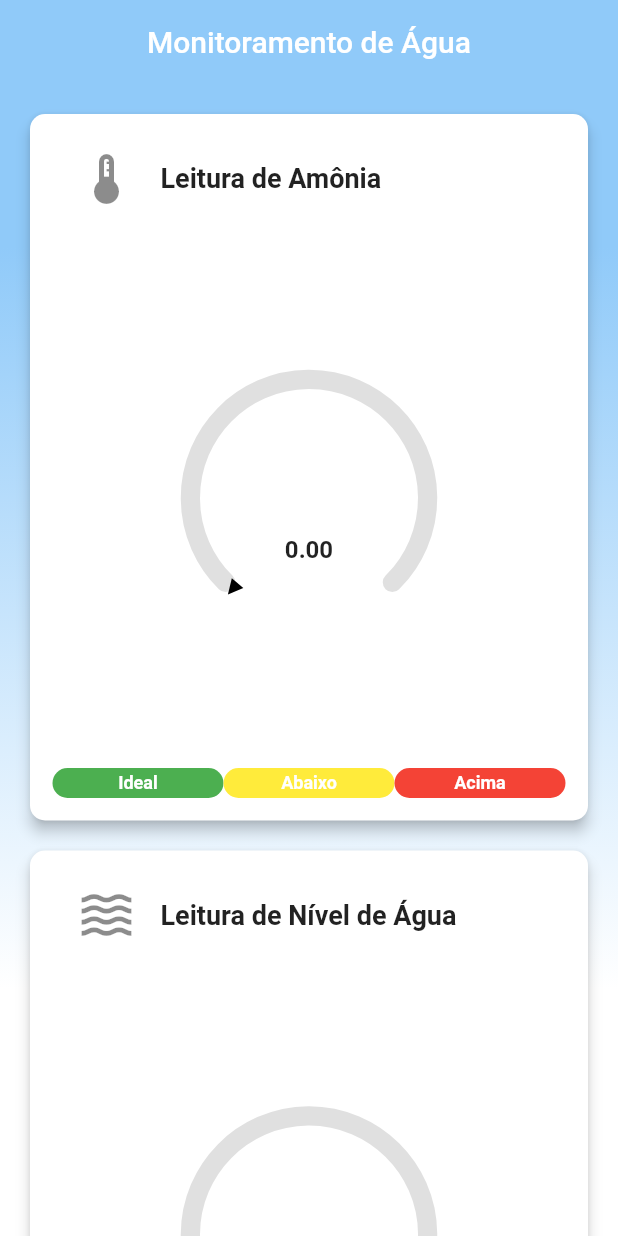
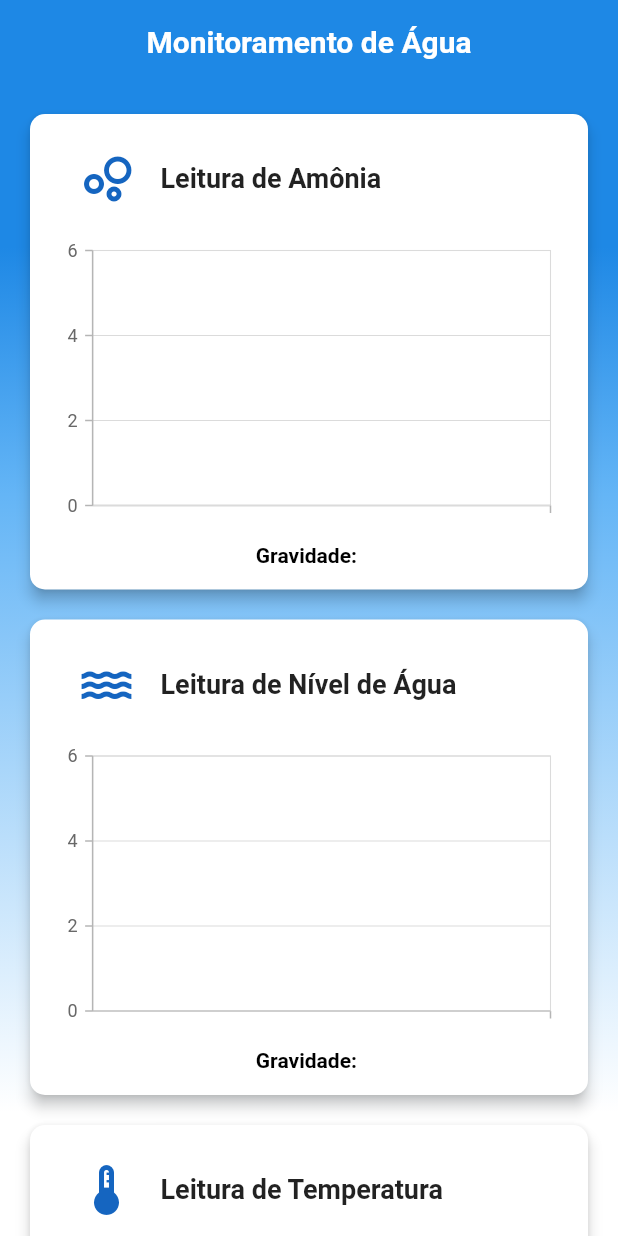
Before and after one commit to cauamv/piscicultura, a Flutter app: the screen it shows after launch, on a phone screen of 412 x 824 dp. Run offline on Flutter 3.47's test engine with Material 2 defaults, Android fonts, the phone set to English and light mode, and no system bars; drawn by our look-alikes of syncfusion_flutter_gauges; our stand-ins replace syncfusion_flutter_charts; network calls fail.

Commit message:
diversas alterações (funcionamento e estética)

```diff
--- a/lib/main.dart
+++ b/lib/main.dart
@@ -1,11 +1,17 @@
 import 'dart:async';
 import 'dart:convert';
 import 'dart:io';
+import 'dart:ui';
 
 import 'package:flutter/material.dart';
 import 'package:flutter/services.dart';
 import 'package:http/http.dart' as http;
-import 'package:syncfusion_flutter_gauges/gauges.dart';
+import 'package:intl/intl.dart';
+import 'package:syncfusion_flutter_charts/charts.dart';
+
+void main() {
+  runApp(const MyApp());
+}
 
 class MyApp extends StatefulWidget {
   const MyApp({Key? key}) : super(key: key);
@@ -15,20 +21,16 @@ class MyApp extends StatefulWidget {
 }
 
 class _MyAppState extends State<MyApp> {
-  int leituraAmonia = 0;
-  String gravidadeAmonia = "";
-
-  int leituraNivelAgua = 0;
-  String gravidadeNivelAgua = "";
-
-  int leituraTemperatura = 0;
-  String gravidadeTemperatura = "";
-
-  int leituraPh = 0;
-  String gravidadePh = "";
-
-  int leituraQualidadeAgua = 0;
-  String gravidadeQualidadeAgua = "";
+  List<ChartData> amoniaData = [];
+  List<ChartData> nivelAguaData = [];
+  List<ChartData> temperaturaData = [];
+  List<ChartData> phData = [];
+  List<ChartData> qualidadeAguaData = [];
+  String gravidadeAmoniaData = '';
+  String gravidadeTemperaturaData = '';
+  String gravidadeNivelAguaData = '';
+  String gravidadePhData = '';
+  String gravidadeQualidadeAguaData = '';
 
   Timer? timer;
 
@@ -36,7 +38,7 @@ class _MyAppState extends State<MyApp> {
   void initState() {
     super.initState();
     buscarApi();
-    timer = Timer.periodic(const Duration(seconds: 30), (_) => buscarApi());
+    timer = Timer.periodic(const Duration(seconds: 2), (_) => buscarApi());
   }
 
   @override
@@ -47,7 +49,7 @@ class _MyAppState extends State<MyApp> {
 
   Future<void> buscarApi() async {
     const String apiUrl =
-        'https://api.tago.io/data?query=last_item&variables=leituratemperatura&variables=leituranivelagua&variables=leituraamonia&variables=gravidadenivelagua&variables=gravidadetemperatura&variables=gravidadeamonia';
+        'https://api.tago.io/data?query=last_item&variables=leituratemperatura&variables=leituranivelagua&variables=leituraamonia&variables=gravidadenivelagua&variables=gravidadetemperatura&variables=gravidadeamonia&variables=leituraph&variables=leituraqualidadeagua&variables=gravidadeph&variables=gravidadequalidadeagua';
 
     final response = await http.get(
       Uri.parse(apiUrl),
@@ -60,17 +62,30 @@ class _MyAppState extends State<MyApp> {
       final Map<String, dynamic> responseBody = json.decode(response.body);
 
       setState(() {
-        leituraTemperatura = responseBody['result'][0]['value'];
-        leituraNivelAgua = responseBody['result'][1]['value'];
-        leituraAmonia = responseBody['result'][2]['value'];
-        leituraPh = responseBody['result'][6]['value'];
-        leituraQualidadeAgua = responseBody['result'][7]['value'];
+        final int leituraAmonia = responseBody['result'][2]['value'];
+        final int leituraNivelAgua = responseBody['result'][1]['value'];
+        final int leituraTemperatura = responseBody['result'][0]['value'];
+        final int leituraPh = responseBody['result'][6]['value'];
+        final int leituraQualidadeAgua = responseBody['result'][7]['value'];
 
-        gravidadeNivelAgua = "${responseBody['result'][3]['value']}";
-        gravidadeTemperatura = "${responseBody['result'][4]['value']}";
-        gravidadeAmonia = "${responseBody['result'][5]['value']}";
-        gravidadePh = "${responseBody['result'][8]['value']}";
-        gravidadeQualidadeAgua = "${responseBody['result'][9]['value']}";
+        final String gravidadeAmonia = responseBody['result'][5]['value'];
+        final String gravidadeNivelAgua = responseBody['result'][3]['value'];
+        final String gravidadeTemperatura = responseBody['result'][4]['value'];
+        final String gravidadePh = responseBody['result'][8]['value'];
+        final String gravidadeQualidadeAgua =
+            responseBody['result'][9]['value'];
+
+        amoniaData.add(ChartData(leituraAmonia.toDouble()));
+        nivelAguaData.add(ChartData(leituraNivelAgua.toDouble()));
+        temperaturaData.add(ChartData(leituraTemperatura.toDouble()));
+        phData.add(ChartData(leituraPh.toDouble()));
+        qualidadeAguaData.add(ChartData(leituraQualidadeAgua.toDouble()));
+
+        gravidadeAmoniaData = gravidadeAmonia.toString();
+        gravidadeNivelAguaData = gravidadeNivelAgua.toString();
+        gravidadeTemperaturaData = gravidadeTemperatura.toString();
+        gravidadePhData = gravidadePh.toString();
+        gravidadeQualidadeAguaData = gravidadeQualidadeAgua.toString();
       });
     } else {
       // Handle error
@@ -80,7 +95,7 @@ class _MyAppState extends State<MyApp> {
 
   @override
   Widget build(BuildContext context) {
-    SystemChrome.setSystemUIOverlayStyle(SystemUiOverlayStyle(
+    SystemChrome.setSystemUIOverlayStyle(const SystemUiOverlayStyle(
       statusBarColor: Colors.transparent,
     ));
 
@@ -89,9 +104,19 @@ class _MyAppState extends State<MyApp> {
       home: Scaffold(
         extendBodyBehindAppBar: true,
         appBar: AppBar(
-          backgroundColor: Colors.transparent,
+          backgroundColor: Colors.blue[600]!.withOpacity(0.5),
           elevation: 0,
-          title: const Text('Monitoramento de Água'),
+          title: BackdropFilter(
+            filter: ImageFilter.blur(sigmaX: 5, sigmaY: 5),
+            child: Text(
+              'Monitoramento de Água',
+              style: TextStyle(
+                fontSize: 20,
+                fontWeight: FontWeight.bold,
+                color: Colors.white.withOpacity(1),
+              ),
+            ),
+          ),
           centerTitle: true,
         ),
         body: Container(
@@ -99,8 +124,8 @@ class _MyAppState extends State<MyApp> {
             gradient: LinearGradient(
               begin: Alignment.topCenter,
               end: Alignment.bottomCenter,
-              colors: [Colors.blue[200]!, Colors.white],
-              stops: const [0.2, 0.8],
+              colors: [Colors.blue[600]!, Colors.blue[300]!, Colors.white],
+              stops: const [0.2, 0.4, 0.9],
             ),
           ),
           child: ListView(
@@ -111,66 +136,70 @@ class _MyAppState extends State<MyApp> {
                   children: [
                     _buildDataCard(
                       'Leitura de Amônia',
-                    leituraAmonia.toDouble(),
-                    gravidadeAmonia,
-                    Colors.green,
-                    Colors.yellow,
-                    Colors.red,
-                    Icons.thermostat_outlined,
+                      amoniaData,
+                      gravidadeAmoniaData,
+                      Icons.bubble_chart_outlined,
                     ),
                     _buildDataCard(
                       'Leitura de Nível de Água',
-                    leituraNivelAgua.toDouble(),
-                    gravidadeNivelAgua,
-                    Colors.green,
-                    Colors.yellow,
-                    Colors.red,
-                    Icons.waves_outlined,
+                      nivelAguaData,
+                      gravidadeNivelAguaData,
+                      Icons.water_outlined,
                     ),
                     _buildDataCard(
                       'Leitura de Temperatura',
-                    leituraTemperatura.toDouble(),
-                    gravidadeTemperatura,
-                    Colors.green,
-                    Colors.red,
-                    Colors.red,
+                      temperaturaData,
+                      gravidadeTemperaturaData.isNotEmpty
+                          ? gravidadeTemperaturaData.toString()
+                          : '',
                       Icons.thermostat_outlined,
                     ),
                     _buildDataCard(
                       'Leitura de pH',
-                    leituraPh.toDouble(),
-                    gravidadePh,
-                    Colors.green,
-                    Colors.yellow,
-                    Colors.red,
-                    Icons.thermostat_outlined,
+                      phData,
+                      gravidadePhData.isNotEmpty
+                          ? gravidadePhData.toString()
+                          : '',
+                      Icons.science_outlined,
                     ),
                     _buildDataCard(
-                    'Leitura de Qualidade da Água',
-                    leituraQualidadeAgua.toDouble(),
-                    gravidadeQualidadeAgua,
-                    Colors.green,
-                    Colors.yellow,
-                    Colors.red,
-                    Icons.thermostat_outlined,
+                      'Leitura de qualidade da água',
+                      qualidadeAguaData,
+                      gravidadeQualidadeAguaData,
+                      Icons.invert_colors_outlined,
                     ),
+                    _buildFooter(),
                   ],
                 ),
               ),
             ],
           ),
         ),
-    ));
+      ),
+    );
+  }
+
+  Widget _buildFooter() {
+    return Container(
+      width: double.maxFinite,
+      padding: const EdgeInsets.all(10),
+      child: Text(
+        '© 2023 SENAI - by Cauã, Soraya, Raul Gustavo & Jean',
+        style: TextStyle(
+          color: Colors.blue[600]!.withOpacity(1.0),
+          fontSize: 14,
+          fontWeight: FontWeight.bold,
+        ),
+        textAlign: TextAlign.center,
+      ),
+    );
   }
 
   Widget _buildDataCard(
     String title,
-    double value,
-    String gravity,
-    Color idealColor,
-    Color belowColor,
-    Color aboveColor,
-    IconData icon,
+    List<ChartData> data,
+    String gravidade,
+    IconData iconData,
   ) {
     return Card(
       margin: const EdgeInsets.all(10),
@@ -185,8 +214,9 @@ class _MyAppState extends State<MyApp> {
           children: [
             ListTile(
               leading: Icon(
-                icon,
+                iconData,
                 size: 40,
+                color: Colors.blue[800],
               ),
               title: Text(
                 title,
@@ -197,110 +227,45 @@ class _MyAppState extends State<MyApp> {
               ),
             ),
             const SizedBox(height: 10),
-            _buildRadialGauge(value, idealColor, belowColor, aboveColor),
+            _buildLineChart(data),
             const SizedBox(height: 5),
-            _buildRangeLabel(gravity, idealColor, belowColor, aboveColor),
+            Center(
+              child: Text(
+                'Gravidade: $gravidade',
+                style: const TextStyle(
+                  fontWeight: FontWeight.bold,
+                  color: Colors.black,
+                ),
+              ),
+            ),
           ],
         ),
       ),
     );
   }
 
-  Widget _buildRadialGauge(
-    double value,
-    Color idealColor,
-    Color belowColor,
-    Color aboveColor,
-  ) {
-    return SfRadialGauge(
-      axes: <RadialAxis>[
-        RadialAxis(
-          minimum: 0,
-          maximum: 100,
-          showLabels: false,
-          showTicks: false,
-          axisLineStyle: AxisLineStyle(
-            thickness: 0.15,
-            cornerStyle: CornerStyle.bothCurve,
-            color: Colors.grey[300],
-            thicknessUnit: GaugeSizeUnit.factor,
-          ),
-          radiusFactor: 0.5,
-          pointers: <GaugePointer>[
-            RangePointer(
-              value: value,
-              width: 0.15,
-              sizeUnit: GaugeSizeUnit.factor,
-              gradient: SweepGradient(
-                colors: [idealColor, belowColor, aboveColor],
-                stops: [0.25, 0.5, 0.75],
-              ),
-            ),
-            MarkerPointer(
-              value: value,
-              color: Colors.black,
-              markerType: MarkerType.triangle,
-              markerHeight: 10,
-              markerWidth: 10,
+  Widget _buildLineChart(List<ChartData> data) {
+    return SizedBox(
+      height: 200,
+      child: SfCartesianChart(
+        primaryXAxis: CategoryAxis(),
+        series: <ChartSeries>[
+          LineSeries<ChartData, String>(
+            dataSource: data,
+            xValueMapper: (ChartData sales, _) => sales.time,
+            yValueMapper: (ChartData sales, _) => sales.value,
+            color: Colors.blue[800],
           ),
         ],
-          annotations: <GaugeAnnotation>[
-            GaugeAnnotation(
-              widget: Container(
-                child: Text(
-                  value.toStringAsFixed(2),
-                  style: const TextStyle(
-                    fontSize: 16,
-                    fontWeight: FontWeight.bold,
-                  ),
-                ),
-              ),
-              angle: 90,
-              positionFactor: 0.4,
-            ),
-          ],
-        ),
-      ],
-    );
-  }
-
-  Widget _buildRangeLabel(
-    String gravity,
-    Color idealColor,
-    Color belowColor,
-    Color aboveColor,
-  ) {
-    return Row(
-      children: [
-        _buildLabel('Ideal', idealColor),
-        _buildLabel('Abaixo', belowColor),
-        _buildLabel('Acima', aboveColor),
-      ],
-    );
-  }
-    Widget _buildLabel(String text, Color color) {
-    return Expanded(
-      child: Container(
-        height: 20,
-        decoration: BoxDecoration(
-          color: color,
-          borderRadius: BorderRadius.circular(10),
-        ),
-        child: Center(
-          child: Text(
-            text,
-            style: const TextStyle(
-              fontSize: 12,
-              fontWeight: FontWeight.bold,
-              color: Colors.white,
-            ),
-          ),
-        ),
       ),
     );
   }
 }
 
-void main() {
-  runApp(const MyApp());
+class ChartData {
+  final String time;
+  final double value;
+
+  ChartData(this.value)
+      : time = DateFormat("hh':'MM':'ss").format(DateTime.now());
 }
--- a/pubspec.yaml
+++ b/pubspec.yaml
@@ -37,6 +37,10 @@ dependencies:
   cupertino_icons: ^1.0.2
   http: ^1.1.0
   syncfusion_flutter_gauges: ^22.1.37
+  syncfusion_flutter_core: ^22.1.37
+  syncfusion_flutter_charts: '>=22.1.37 <23.0.0'
+  intl: '>=0.18.0 <0.19.0'
+
 
 dev_dependencies:
   flutter_test:
```
Also changed, not shown: pubspec.lock. Lines whose indentation alone changed are shown as unchanged.
